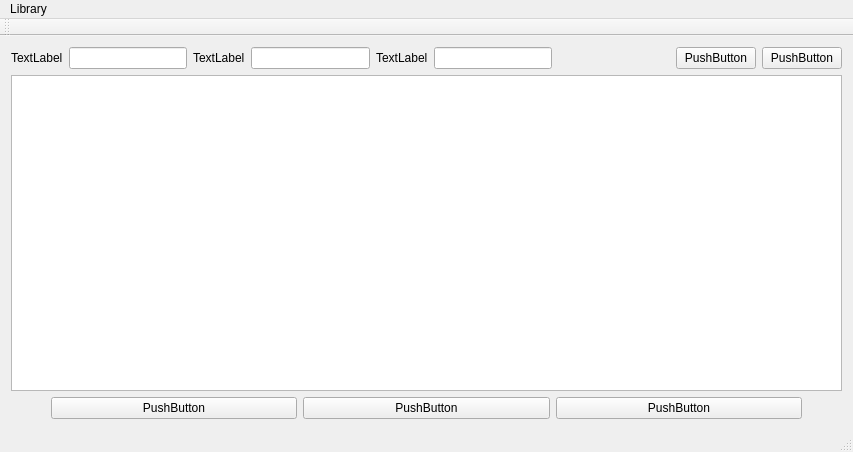
This is mainwindow.ui in rdwornik/EGUI-Library-in-Qt as Qt 5 draws it before an edit. The edited form follows.
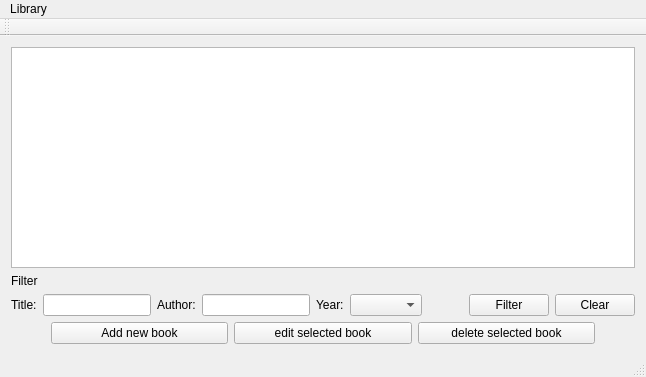
This is the edited form.

```diff
--- a/mainwindow.ui
+++ b/mainwindow.ui
@@ -6,8 +6,8 @@
    <rect>
     <x>0</x>
     <y>0</y>
-    <width>853</width>
-    <height>452</height>
+    <width>646</width>
+    <height>377</height>
    </rect>
   </property>
   <property name="windowTitle">
@@ -15,6 +15,16 @@
   </property>
   <widget class="QWidget" name="centralWidget">
    <layout class="QVBoxLayout" name="verticalLayout_2">
+    <item>
+     <widget class="QTableView" name="tableBookView"/>
+    </item>
+    <item>
+     <widget class="QLabel" name="filterLabel">
+      <property name="text">
+       <string>Filter</string>
+      </property>
+     </widget>
+    </item>
     <item>
      <layout class="QVBoxLayout" name="verticalLayout">
       <item>
@@ -22,7 +32,7 @@
         <item>
          <widget class="QLabel" name="label_3">
           <property name="text">
-           <string>TextLabel</string>
+           <string>Title:</string>
           </property>
          </widget>
         </item>
@@ -32,7 +42,7 @@
         <item>
          <widget class="QLabel" name="label_2">
           <property name="text">
-           <string>TextLabel</string>
+           <string>Author:</string>
           </property>
          </widget>
         </item>
@@ -42,12 +52,12 @@
         <item>
          <widget class="QLabel" name="label">
           <property name="text">
-           <string>TextLabel</string>
+           <string>Year:</string>
           </property>
          </widget>
         </item>
         <item>
-         <widget class="QLineEdit" name="lineEdit"/>
+         <widget class="QComboBox" name="comboBox"/>
         </item>
         <item>
          <spacer name="horizontalSpacer">
@@ -65,24 +75,21 @@
         <item>
          <widget class="QPushButton" name="pushButton_2">
           <property name="text">
-           <string>PushButton</string>
+           <string>Filter</string>
           </property>
          </widget>
         </item>
         <item>
          <widget class="QPushButton" name="pushButton">
           <property name="text">
-           <string>PushButton</string>
+           <string>Clear</string>
           </property>
          </widget>
         </item>
        </layout>
       </item>
       <item>
-       <widget class="QListView" name="listView"/>
-      </item>
-      <item>
-       <layout class="QHBoxLayout" name="horizontalLayout_2">
+       <layout class="QHBoxLayout" name="buttonLayout">
         <item>
          <spacer name="horizontalSpacer_2">
           <property name="orientation">
@@ -100,23 +107,23 @@
          </spacer>
         </item>
         <item>
-         <widget class="QPushButton" name="pushButton_5">
+         <widget class="QPushButton" name="addBookButton">
           <property name="text">
-           <string>PushButton</string>
+           <string>Add new book</string>
           </property>
          </widget>
         </item>
         <item>
-         <widget class="QPushButton" name="pushButton_4">
+         <widget class="QPushButton" name="editBookButton">
           <property name="text">
-           <string>PushButton</string>
+           <string>edit selected book</string>
           </property>
          </widget>
         </item>
         <item>
-         <widget class="QPushButton" name="pushButton_3">
+         <widget class="QPushButton" name="deleteBookButton">
           <property name="text">
-           <string>PushButton</string>
+           <string>delete selected book</string>
           </property>
          </widget>
         </item>
@@ -147,7 +154,7 @@
     <rect>
      <x>0</x>
      <y>0</y>
-     <width>853</width>
+     <width>646</width>
      <height>22</height>
     </rect>
    </property>
```
Left out of the diff: 16 changed lines with no effect on the pictures.
